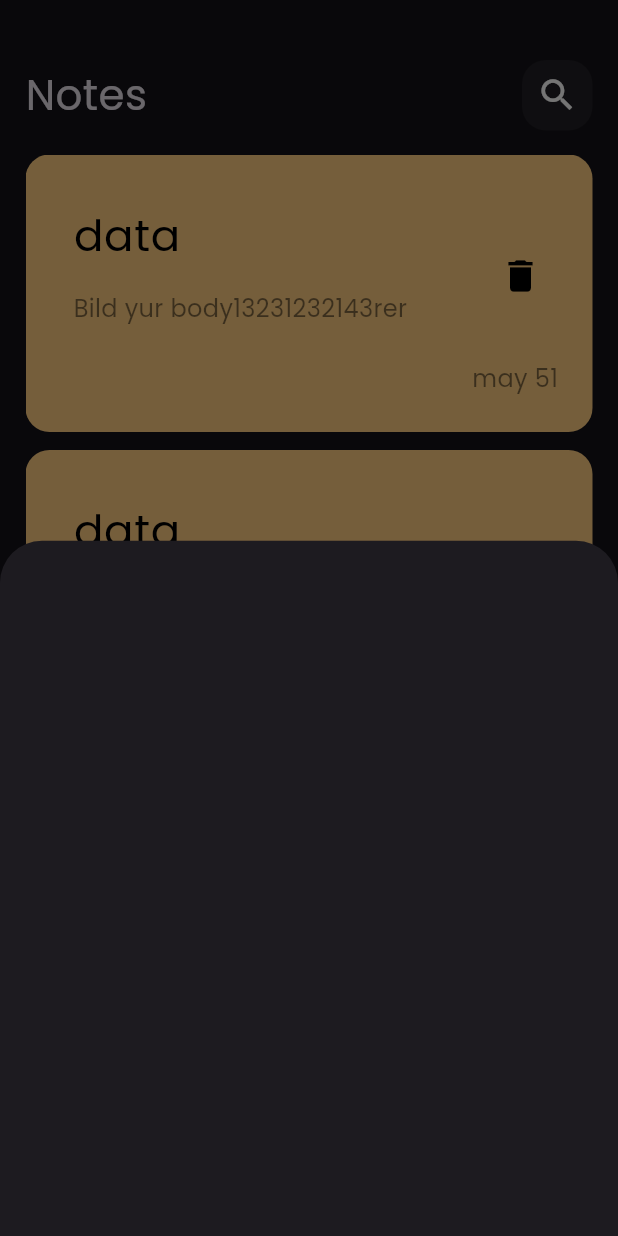
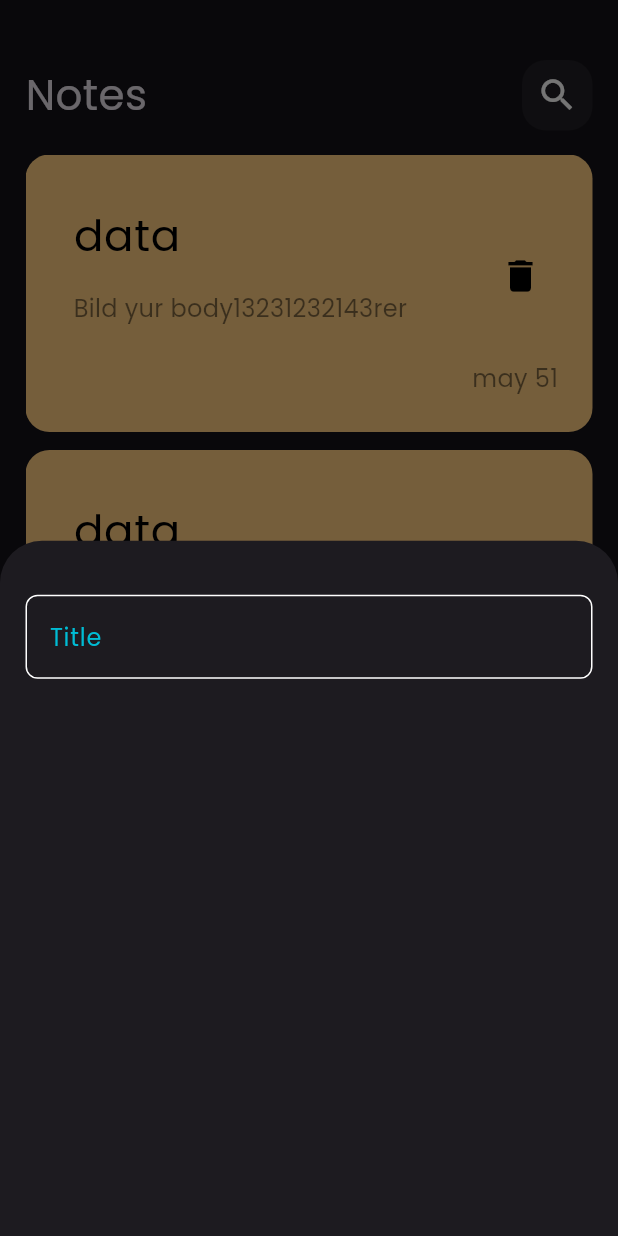
Before and after one commit to youssef336/notes_app, a Flutter app: the screen it shows after launch, after a tap on the "add" icon, on a phone screen of 412 x 824 dp. Run offline on Flutter 3.47's test engine with Material 3 defaults, Android fonts, the phone set to English and light mode, and no system bars.

Commit message:
create custom text field

```diff
--- a/lib/views/widgets/add_note_buttom_sheet.dart
+++ b/lib/views/widgets/add_note_buttom_sheet.dart
@@ -1,10 +1,14 @@
 import 'package:flutter/material.dart';
+import 'package:note_app/views/widgets/custom_text_field.dart';
 
 class AddNoteBottomSheet extends StatelessWidget {
   const AddNoteBottomSheet({super.key});
 
   @override
   Widget build(BuildContext context) {
-    return Container();
+    return Padding(
+      padding: const EdgeInsets.symmetric(horizontal: 17),
+      child: Column(children: [SizedBox(height: 36), CustomTextField()]),
+    );
   }
 }
--- /dev/null
+++ b/lib/views/widgets/custom_text_field.dart
@@ -0,0 +1,30 @@
+import 'package:flutter/material.dart';
+
+// ignore: must_be_immutable
+class CustomTextField extends StatelessWidget {
+  CustomTextField({super.key});
+
+  @override
+  Widget build(BuildContext context) {
+    return TextField(
+      cursorColor: Colors.cyan,
+      decoration: InputDecoration(
+        border: buildBorder(),
+        enabledBorder: buildBorder(),
+        focusedBorder: buildBorder(Colors.cyan),
+        hintText: "Typing....",
+        hintStyle: TextStyle(color: Colors.cyan),
+        labelText: "Title",
+        labelStyle: TextStyle(color: Colors.cyan),
+        // labelText: labelText,
+      ),
+    );
+  }
+
+  OutlineInputBorder buildBorder([Color]) {
+    return OutlineInputBorder(
+      borderRadius: BorderRadius.circular(8),
+      borderSide: BorderSide(color: Color ?? Colors.white),
+    );
+  }
+}
```
